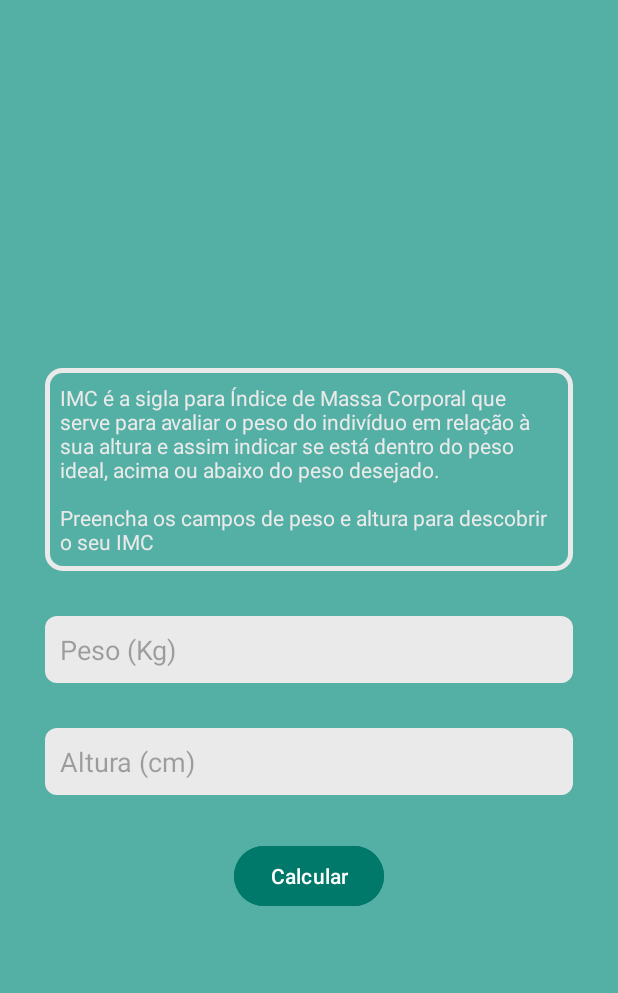
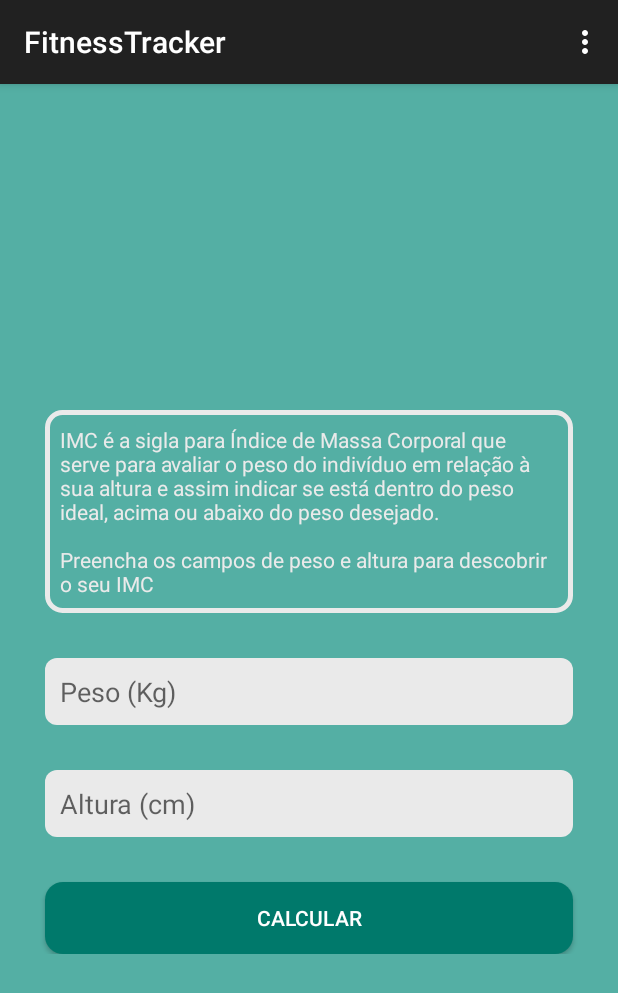
Before and after one commit to Marcel0Sousa/Projetos-Android-Express, an Android app: the ImcActivity screen opened directly, with no data from a screen before it, on a phone screen of 412 x 824 dp. Shown: the top 993 px of the screen. Run offline under Robolectric (Android 15) with nearby library versions, the phone set to English and light mode, and no system bars.

Commit message:
Add menu de acesso aos registros

```diff
--- a/FitnessTracker-start/app/src/main/java/com/marcelo/fitnesstracker/ImcActivity.kt
+++ b/FitnessTracker-start/app/src/main/java/com/marcelo/fitnesstracker/ImcActivity.kt
@@ -5,6 +5,8 @@ import android.content.DialogInterface
 import android.content.Intent
 import android.os.Bundle
 import android.util.Log
+import android.view.Menu
+import android.view.MenuItem
 import android.view.inputmethod.InputMethodManager
 import android.widget.Button
 import android.widget.EditText
@@ -62,9 +64,7 @@ class ImcActivity : AppCompatActivity() {
                             /*val view: LinearLayout = findViewById(R.id.imc_layout)
                             Snackbar.make(view, R.string.calc_saved, Snackbar.LENGTH_LONG).show()*/
 
-                            val intent = Intent(this@ImcActivity, ListCalcActivity::class.java)
-                            intent.putExtra("type", "imc")
-                            startActivity(intent)
+                            onOpenActivity()
 
                         }
                     }.start()
@@ -77,6 +77,26 @@ class ImcActivity : AppCompatActivity() {
             service.hideSoftInputFromWindow(currentFocus?.windowToken, 0)
 
         }
+    }
+
+    override fun onCreateOptionsMenu(menu: Menu?): Boolean {
+        menuInflater.inflate(R.menu.menu, menu)
+        return true
+    }
+
+    override fun onOptionsItemSelected(item: MenuItem): Boolean {
+        when (item.itemId) {
+            R.id.menu_search -> {
+                onOpenActivity()
+            }
+        }
+        return super.onOptionsItemSelected(item)
+    }
+
+    private fun onOpenActivity() {
+        val intent = Intent(this@ImcActivity, ListCalcActivity::class.java)
+        intent.putExtra("type", "imc")
+        startActivity(intent)
     }
 
     @StringRes
--- a/FitnessTracker-start/app/src/main/res/drawable/shape_button.xml
+++ b/FitnessTracker-start/app/src/main/res/drawable/shape_button.xml
@@ -1,5 +1,5 @@
 <?xml version="1.0" encoding="utf-8"?>
 <shape xmlns:android="http://schemas.android.com/apk/res/android">
-    <corners android:radius="8dp"/>
+    <corners android:radius="12dp"/>
     <solid android:color="@color/pine_green"/>
 </shape>
--- /dev/null
+++ b/FitnessTracker-start/app/src/main/res/menu/menu.xml
@@ -0,0 +1,6 @@
+<?xml version="1.0" encoding="utf-8"?>
+<menu xmlns:android="http://schemas.android.com/apk/res/android">
+    <item
+        android:id="@+id/menu_search"
+        android:title="@string/search"/>
+</menu>
--- a/FitnessTracker-start/app/src/main/res/values-night/themes.xml
+++ b/FitnessTracker-start/app/src/main/res/values-night/themes.xml
@@ -1,7 +1,11 @@
 <resources xmlns:tools="http://schemas.android.com/tools">
     <!-- Base application theme. -->
-    <style name="Base.Theme.FitnessTracker" parent="Theme.Material3.DayNight.NoActionBar">
-        <!-- Customize your dark theme here. -->
-        <!-- <item name="colorPrimary">@color/my_dark_primary</item> -->
+    <!--<style name="Base.Theme.FitnessTracker" parent="Theme.Material3.DayNight.NoActionBar">
+        &lt;!&ndash; Customize your dark theme here. &ndash;&gt;
+        &lt;!&ndash; <item name="colorPrimary">@color/my_dark_primary</item> &ndash;&gt;
+    </style>-->
+
+    <style name="AppTheme" parent="Theme.AppCompat.DayNight.DarkActionBar">
+        <item name="android:forceDarkAllowed" tools:targetApi="q">false</item>
     </style>
 </resources>
--- a/FitnessTracker-start/app/src/main/res/values/styles.xml
+++ b/FitnessTracker-start/app/src/main/res/values/styles.xml
@@ -22,11 +22,14 @@
     </style>
 
     <style name="ButtonFrom">
-        <item name="android:layout_width">wrap_content</item>
+        <item name="android:layout_width">match_parent</item>
         <item name="android:layout_height">match_parent</item>
         <item name="android:layout_gravity">center</item>
         <item name="android:layout_marginTop">30dp</item>
-        <item name="android:backgroundTint">@color/pine_green</item>
+        <item name="android:layout_marginStart">30dp</item>
+        <item name="android:layout_marginEnd">30dp</item>
+        <item name="android:textColor">@color/white</item>
+        <item name="android:background">@drawable/shape_button</item>
 
     </style>
 
--- a/FitnessTracker-start/app/src/main/res/values/themes.xml
+++ b/FitnessTracker-start/app/src/main/res/values/themes.xml
@@ -1,6 +1,6 @@
 <resources xmlns:tools="http://schemas.android.com/tools">
     <!-- Base application theme. -->
-    <style name="Base.Theme.FitnessTracker" parent="Theme.Material3.DayNight.NoActionBar">
+    <style name="Base.Theme.FitnessTracker" parent="Theme.AppCompat.DayNight.DarkActionBar">
         <!-- Customize your light theme here. -->
         <!-- <item name="colorPrimary">@color/my_light_primary</item> -->
     </style>
```
Also changed, not shown: FitnessTracker-start/app/src/main/java/com/marcelo/fitnesstracker/ListCalcActivity.kt (+13 -8 lines).
